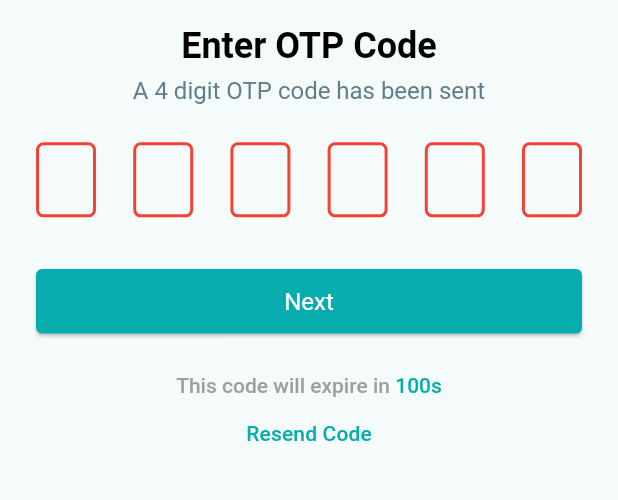
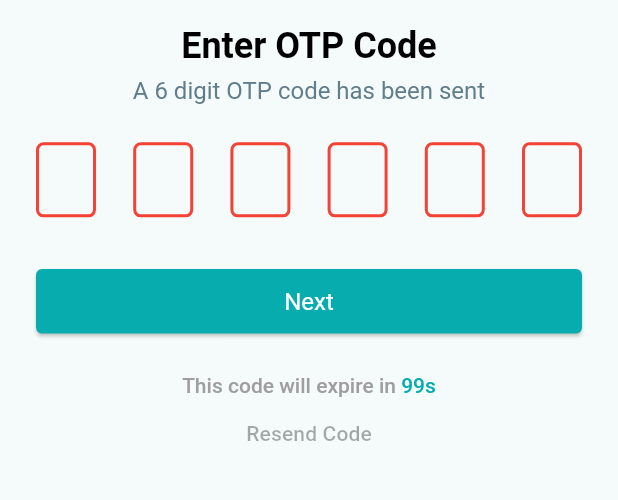
Before and after one commit to sajidrec/flutter_crafty_bay, a Flutter app: the OtpVerificationScreen screen opened directly with empty values, on a phone screen of 412 x 824 dp, the part 344-844 px from its top. Run offline on Flutter 3.47's test engine with Material 3 defaults, Android fonts, the phone set to English and light mode, and no system bars; drawn by our look-alikes of pin_code_fields; our stand-ins replace cached_network_image, carousel_slider, flutter_svg, get, shared_preferences; missing offline and left inert: item_count_number_button; accounts and stored records are empty; network calls fail.

Commit message:
countdown timer in otp verification added

```diff
--- a/lib/controller_binder.dart
+++ b/lib/controller_binder.dart
@@ -5,6 +5,7 @@ import 'package:crafty_bay/presentation/state_holders/category_list_controller.d
 import 'package:crafty_bay/presentation/state_holders/home_slider_controller.dart';
 import 'package:crafty_bay/presentation/state_holders/main_bottom_nav_bar_controller.dart';
 import 'package:crafty_bay/presentation/state_holders/new_product_list_controller.dart';
+import 'package:crafty_bay/presentation/state_holders/otp_resend_controller.dart';
 import 'package:crafty_bay/presentation/state_holders/popular_product_list_controller.dart';
 import 'package:crafty_bay/presentation/state_holders/product_details_controller.dart';
 import 'package:crafty_bay/presentation/state_holders/product_list_by_category_controller.dart';
@@ -31,5 +32,8 @@ class ControllerBinder extends Bindings {
     Get.put(AddToWishListController());
     Get.put(WishListController());
     Get.put(CartListController());
+
+    //
+    Get.put(OtpResendController());
   }
 }
--- a/lib/main.dart
+++ b/lib/main.dart
@@ -13,7 +13,7 @@ void main() {
 
 /* TODO:
 assignment assigned in class time
-1. countdown timer in otp verification screen
+1. (done) countdown timer in otp verification screen
 2. read profile screen to complete profile screen(or home screen) navigation process:
    a. If success, then call another api named "readProfile". Create Read profile controller
    b. check if data is "null" or not,
--- a/lib/presentation/screens/otp_verification_screen.dart
+++ b/lib/presentation/screens/otp_verification_screen.dart
@@ -1,4 +1,7 @@
+import 'package:crafty_bay/data/network_caller/network_caller.dart';
+import 'package:crafty_bay/data/utility/urls.dart';
 import 'package:crafty_bay/presentation/screens/complete_profile_screen.dart';
+import 'package:crafty_bay/presentation/state_holders/otp_resend_controller.dart';
 import 'package:crafty_bay/presentation/state_holders/verify_otp_controller.dart';
 import 'package:crafty_bay/presentation/utility/app_colors.dart';
 import 'package:crafty_bay/presentation/widgets/app_logo.dart';
@@ -19,6 +22,14 @@ class OtpVerificationScreen extends StatefulWidget {
 
 class _OtpVerificationScreenState extends State<OtpVerificationScreen> {
   final TextEditingController _otpTEController = TextEditingController();
+  final OtpResendController _otpResendController =
+      Get.find<OtpResendController>();
+
+  @override
+  void initState() {
+    super.initState();
+    _otpResendController.startTheTimer(initialTime: 100);
+  }
 
   @override
   Widget build(BuildContext context) {
@@ -36,7 +47,7 @@ class _OtpVerificationScreenState extends State<OtpVerificationScreen> {
                 const SizedBox(height: 16),
                 Text('Enter OTP Code', style: textTheme.headlineLarge),
                 const SizedBox(height: 4),
-                Text('A 4 digit OTP code has been sent',
+                Text('A 6 digit OTP code has been sent',
                     style: textTheme.headlineSmall),
                 const SizedBox(height: 24),
                 _buildPinField(),
@@ -71,10 +82,6 @@ class _OtpVerificationScreenState extends State<OtpVerificationScreen> {
                 }),
                 const SizedBox(height: 24),
                 _buildResendCodeMessage(),
-                TextButton(
-                  onPressed: () {},
-                  child: const Text('Resend Code'),
-                )
               ],
             ),
           ),
@@ -84,20 +91,40 @@ class _OtpVerificationScreenState extends State<OtpVerificationScreen> {
   }
 
   Widget _buildResendCodeMessage() {
-    return RichText(
-      text: const TextSpan(
-        style: TextStyle(
+    return GetBuilder<OtpResendController>(builder: (otpResendController) {
+      return Column(
+        children: [
+          RichText(
+            text: TextSpan(
+              style: const TextStyle(
                 color: Colors.grey,
                 fontWeight: FontWeight.w500,
               ),
               children: [
-          TextSpan(text: 'This code will expire in '),
-          // TODO: complete this count down
+                const TextSpan(
+                  text: 'This code will expire in ',
+                ),
                 TextSpan(
-              text: '100s', style: TextStyle(color: AppColors.primaryColor)),
+                  text: '${otpResendController.getCurrentTimerTime}s',
+                  style: const TextStyle(color: AppColors.primaryColor),
+                ),
               ],
             ),
+          ),
+          TextButton(
+            onPressed: (otpResendController.getCurrentTimerTime > 0)
+                ? null
+                : () async {
+                    otpResendController.startTheTimer(initialTime: 100);
+                    NetworkCaller.getRequest(
+                      url: Urls.verifyEmail(widget.email),
                     );
+                  },
+            child: const Text('Resend Code'),
+          )
+        ],
+      );
+    });
   }
 
   Widget _buildPinField() {
--- /dev/null
+++ b/lib/presentation/state_holders/otp_resend_controller.dart
@@ -0,0 +1,24 @@
+import 'dart:async';
+
+import 'package:get/get.dart';
+
+class OtpResendController extends GetxController {
+  int _currentTimerTime = 100;
+
+  int get getCurrentTimerTime => _currentTimerTime;
+
+  Future<void> startTheTimer({required int initialTime}) async {
+    _currentTimerTime = initialTime;
+
+    Timer.periodic(
+      const Duration(seconds: 1),
+      (timer) {
+        _currentTimerTime--;
+        update();
+        if (_currentTimerTime <= 0) {
+          timer.cancel();
+        }
+      },
+    );
+  }
+}
```
Also changed, not shown: lib/app.dart (+3 -12 lines). Lines whose indentation alone changed are shown as unchanged.
